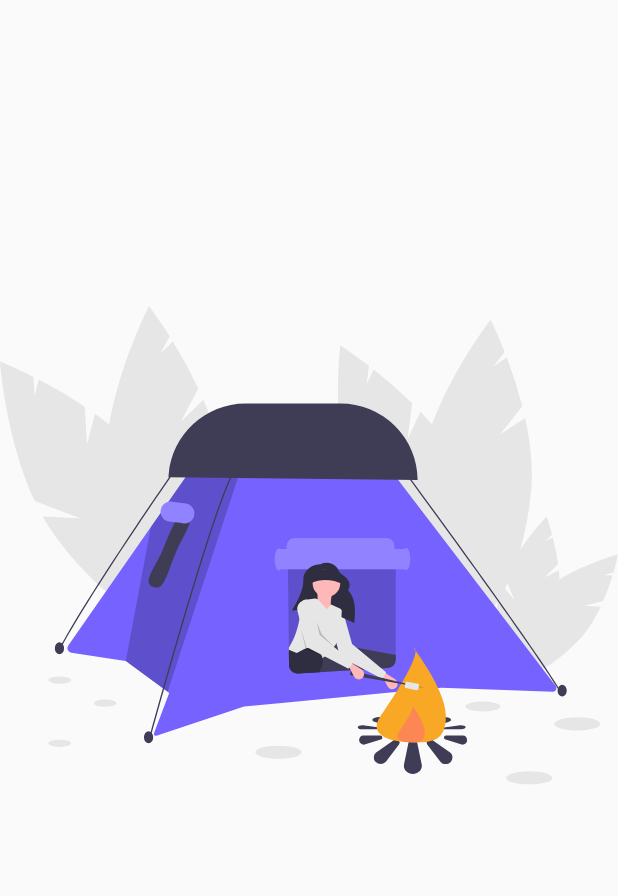
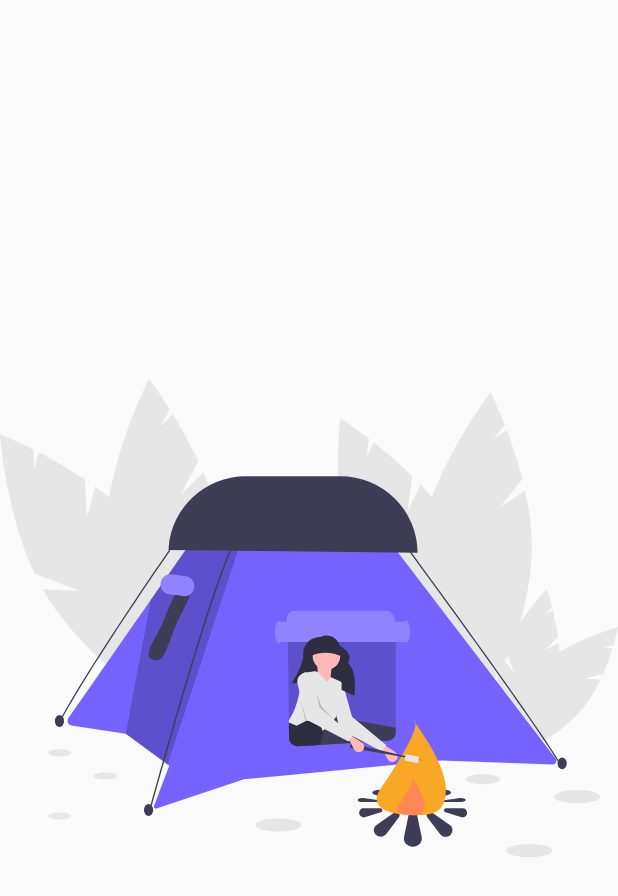
Before and after one commit to Marisabel-Condori/animaciones-flutter, a Flutter app: the screen it shows after launch, on a phone screen of 412 x 824 dp. Shown: the top 896 px of the screen. Run offline on Flutter 3.47's test engine with Material 2 defaults, Android fonts, the phone set to English and light mode, and no system bars; our stand-ins replace flutter_svg.

Commit message:
adicionar imagenes como slides con svg

```diff
--- a/lib/pages/slideShow_page.dart
+++ b/lib/pages/slideShow_page.dart
@@ -6,7 +6,38 @@ class SlideShowPage extends StatelessWidget {
   @override
   Widget build(BuildContext context) {
     return Scaffold(
-      body: SvgPicture.asset('assets/svg/s1.svg'),
+      body: _Slides()
+      //SvgPicture.asset('assets/svg/s1.svg'),
     );
   }
 }
+
+class _Slides extends StatelessWidget {
+
+  @override
+  Widget build(BuildContext context) {
+    return Container(
+      child: PageView(
+        children: [
+          _Slide(svg: 'assets/svg/s1.svg'),
+          _Slide(svg: 'assets/svg/s2.svg',),
+          _Slide(svg: 'assets/svg/s3.svg',)
+        ],
+      ),
+    );
+  }
+}
+
+class _Slide extends StatelessWidget {
+  final String svg;
+
+  const _Slide({this.svg});
+  @override
+  Widget build(BuildContext context) {
+    return Container(
+      height: double.infinity,
+      width: double.infinity,
+      child: SvgPicture.asset(svg),
+    );
+  }
+}
```
